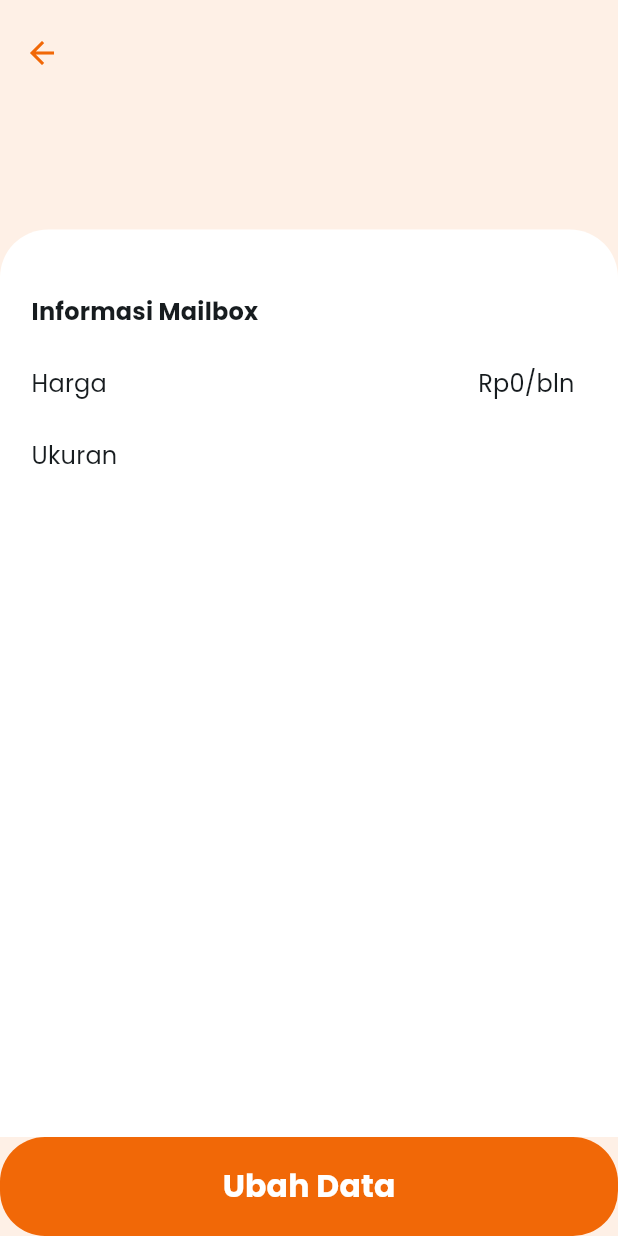
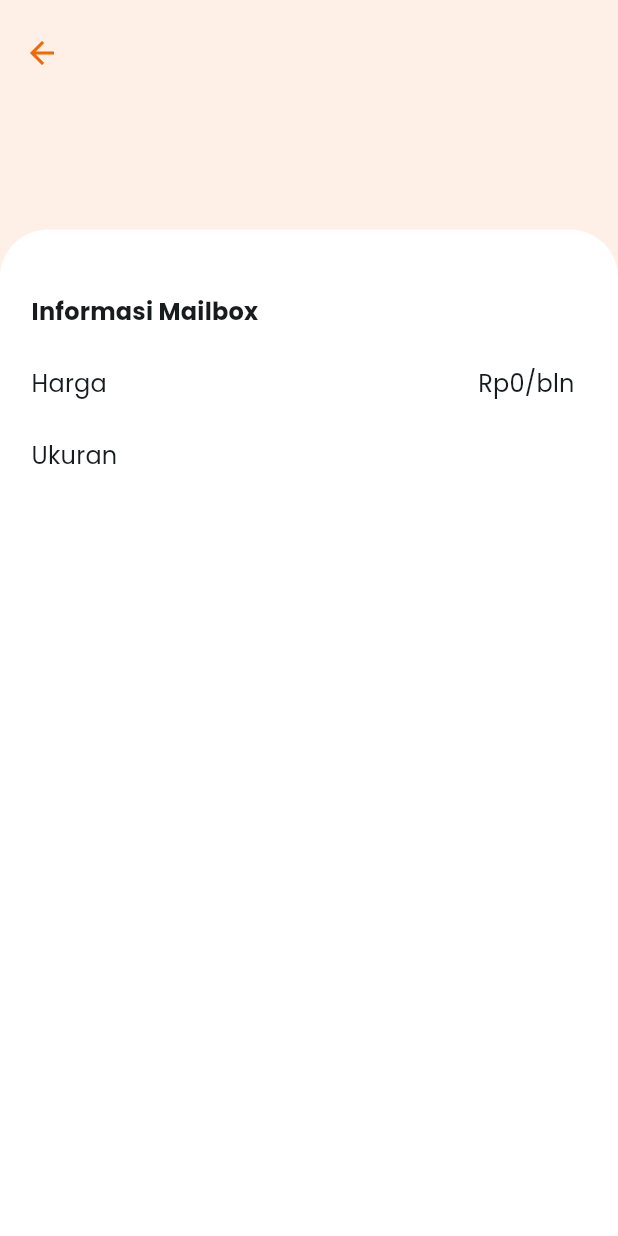
Before and after one commit to MirrorBottle/simpanin, a Flutter app: the StaffMailboxDetailScreen screen opened directly with empty values, on a phone screen of 412 x 824 dp. Run offline on Flutter 3.47's test engine with Material 3 defaults, Android fonts, the phone set to English and light mode, and no system bars; our stand-ins replace cloud_firestore, firebase_auth, firebase_core, flutter_easyloading, flutter_onboarding_slider, flutter_svg and 7 more; accounts and stored records are empty.

Commit message:
fix (mailbox): Delete button

```diff
--- a/lib/pages/staff/mailbox/mailbox_detail.dart
+++ b/lib/pages/staff/mailbox/mailbox_detail.dart
@@ -160,11 +160,6 @@ class _StaffMailboxDetailScreenState extends State<StaffMailboxDetailScreen> {
               ),
             ),
           ),
-          ButtonComponent(
-            loading: loading,
-            buttontext: "Ubah Data",
-            onPressed: _handleUbah,
-          ),
         ],
       ),
     );
```
